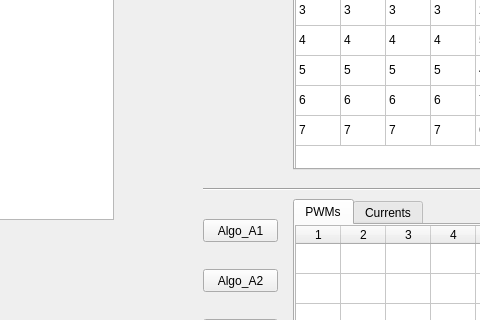
Qt form twoFirst01/dimmingdebugger.ui (hooloong/gitpython) before a commit; both pictures show x 147 to 627 and y 150 to 470 of the 867 by 708 pixel window.
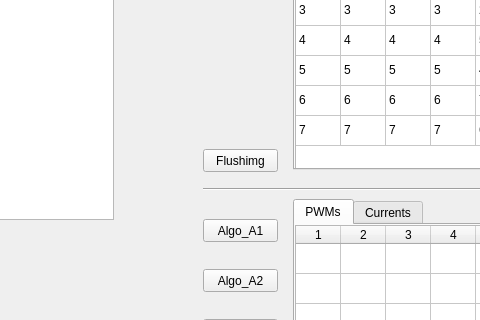
The same form after that commit. Icons and pictures are not drawn.

Commit message: updated img of leds.

What changed in the file:
```diff
--- a/twoFirst01/dimmingdebugger.ui
+++ b/twoFirst01/dimmingdebugger.ui
@@ -1056,6 +1056,19 @@
      <string>WriteChip</string>
     </property>
    </widget>
+   <widget class="QPushButton" name="pushButton_flushimg">
+    <property name="geometry">
+     <rect>
+      <x>350</x>
+      <y>280</y>
+      <width>75</width>
+      <height>23</height>
+     </rect>
+    </property>
+    <property name="text">
+     <string>Flushimg</string>
+    </property>
+   </widget>
   </widget>
   <widget class="QMenuBar" name="menubar">
    <property name="geometry">
```
The commit also changes 1 other file.
